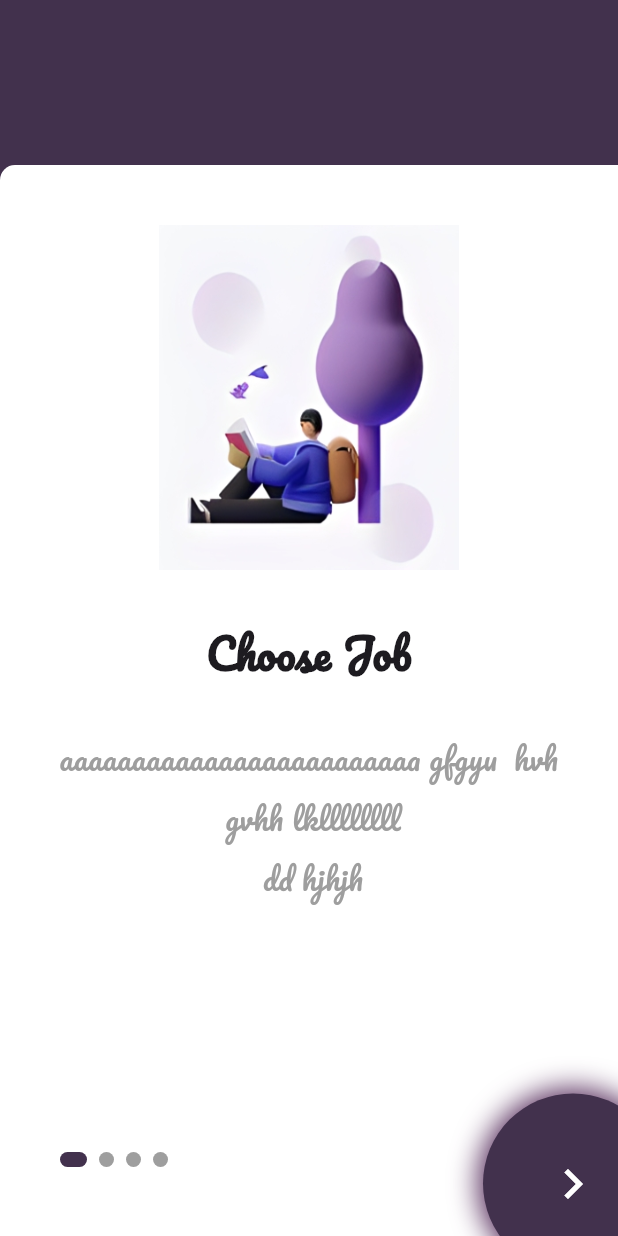
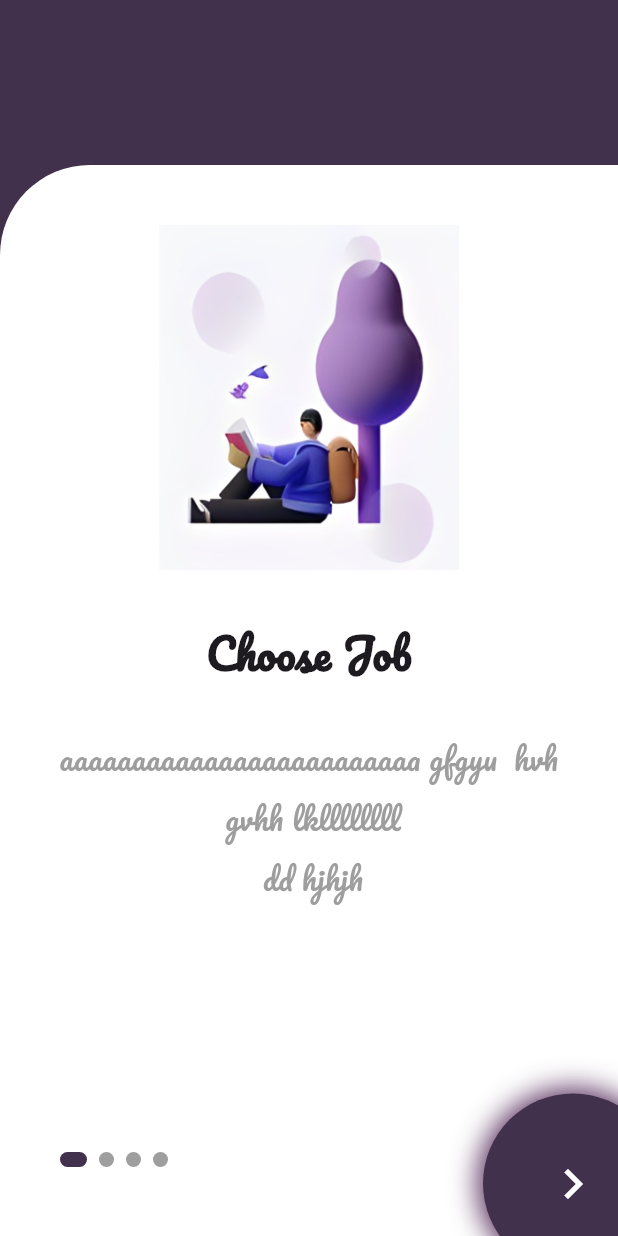
Before and after one commit to Nussaiba/JOBS-, a Flutter app: the screen it shows after launch, on a phone screen of 412 x 824 dp. Run offline on Flutter 3.47's test engine with Material 3 defaults, Android fonts, the phone set to English and light mode, and no system bars; our stand-ins replace get.

Commit message:
onboarding1

```diff
--- a/lib/main.dart
+++ b/lib/main.dart
@@ -13,6 +13,7 @@ class MyApp extends StatelessWidget {
   Widget build(BuildContext context) {
     return MaterialApp(
       title: 'Flutter Demo',
+      debugShowCheckedModeBanner: false ,
       theme: ThemeData(
       fontFamily : "Pacifico" ,
          // colorScheme: ColorScheme.fromSeed(seedColor: Colors.deepPurple),
--- a/lib/view/screen/onboarding.dart
+++ b/lib/view/screen/onboarding.dart
@@ -27,7 +27,7 @@ class OnBoarding extends StatelessWidget {
                 decoration: const BoxDecoration(
                     color: Colors.white,
                     borderRadius:
-                        BorderRadius.only(topLeft: Radius.circular(10))),
+                        BorderRadius.only(topLeft: Radius.circular(60))),
                 child: const Column(
                   children: [
                     Expanded(
```
